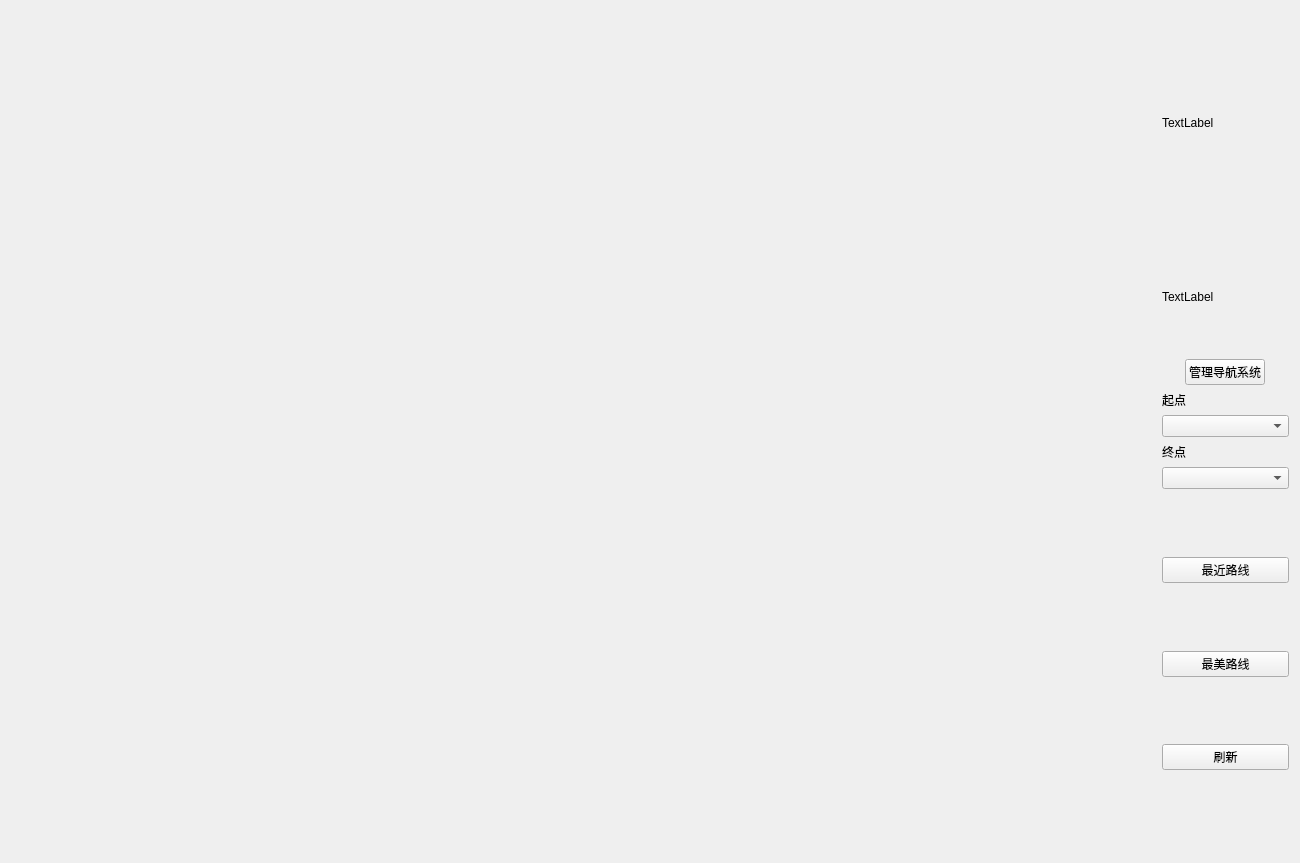
The window that Qt/Navigation_system/mainmenu.ui (g1050/Daily) describes before a commit, drawn with Qt 5.
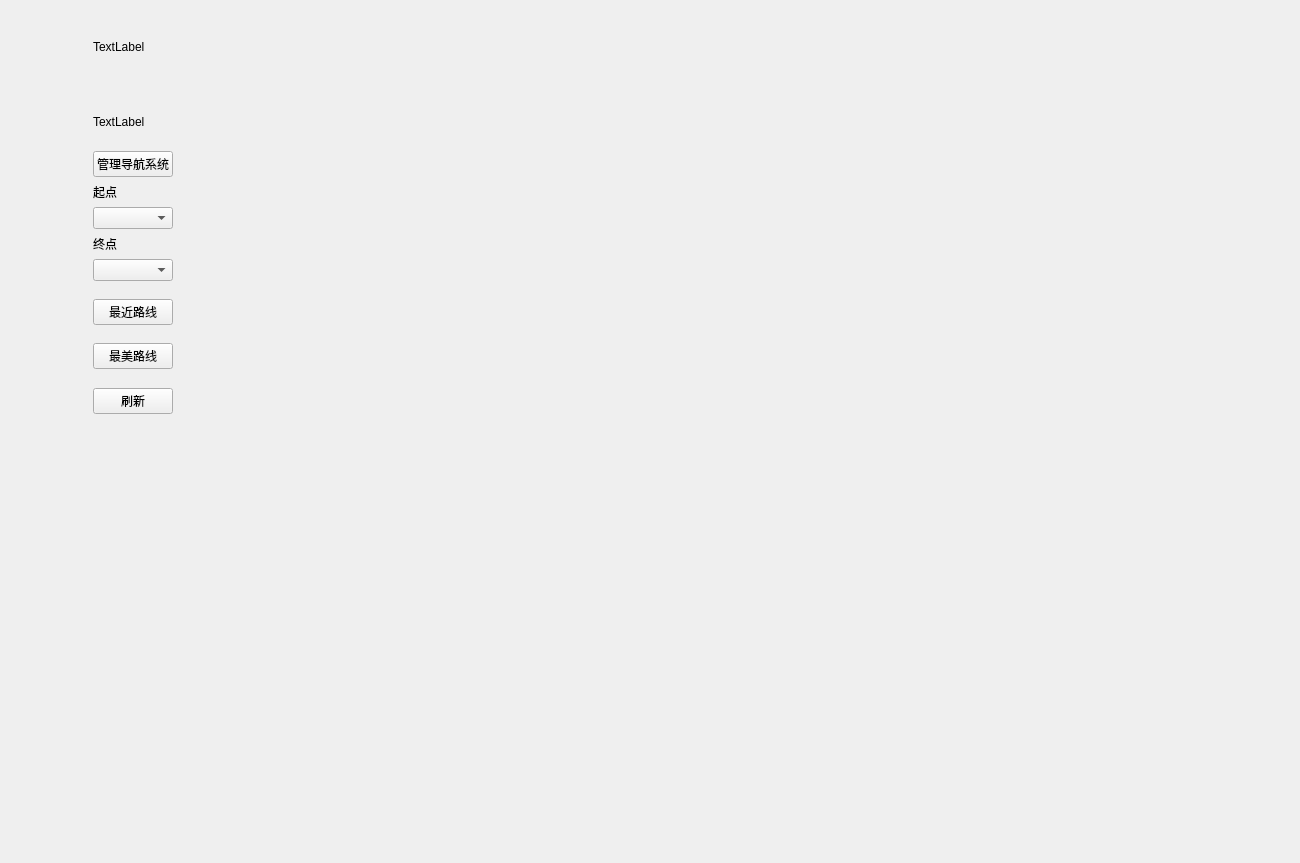
The same window after the commit.

```diff
--- a/Qt/Navigation_system/mainmenu.ui
+++ b/Qt/Navigation_system/mainmenu.ui
@@ -25,8 +25,20 @@
   <property name="windowTitle">
    <string>Form</string>
   </property>
-  <layout class="QVBoxLayout" name="verticalLayout_4">
-   <item>
+  <widget class="QLabel" name="lb_hello">
+   <property name="geometry">
+    <rect>
+     <x>9</x>
+     <y>9</y>
+     <width>16</width>
+     <height>17</height>
+    </rect>
+   </property>
+   <property name="text">
+    <string/>
+   </property>
+  </widget>
+  <widget class="QWidget" name="">
     <layout class="QHBoxLayout" name="horizontalLayout_2" stretch="9,1">
      <item>
       <widget class="QLabel" name="lb_map">
@@ -220,15 +232,7 @@
       </layout>
      </item>
     </layout>
-   </item>
-   <item>
-    <widget class="QLabel" name="lb_hello">
-     <property name="text">
-      <string/>
-     </property>
-    </widget>
-   </item>
-  </layout>
+  </widget>
  </widget>
  <resources/>
  <connections/>
```
Lines whose indentation alone changed are shown as unchanged.
